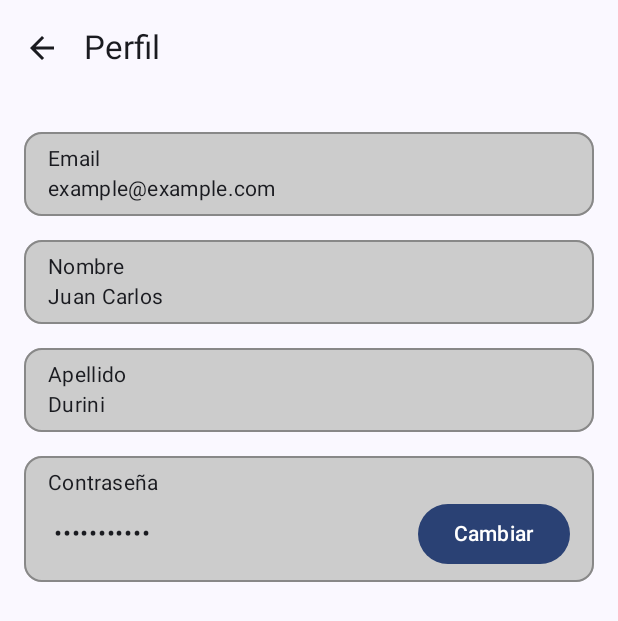
After one commit to jlope384/Proyecto-PPM, an Android app built with Jetpack Compose: the composable ProfileScreen shown on its own in the app's theme, on a phone screen of 412 x 824 dp. The commit adds this screen. Shown: the top 621 px of the screen. Run offline under Robolectric (Android 15) with nearby library versions, the light colour scheme and no system bars.

```diff
--- a/Proyecto/app/src/main/java/com/example/proyecto/layouts/ForgotPasswordScreen.kt
+++ b/Proyecto/app/src/main/java/com/example/proyecto/layouts/ForgotPasswordScreen.kt
@@ -8,6 +8,7 @@ import androidx.compose.material3.*
 import androidx.compose.runtime.*
 import androidx.compose.ui.Alignment
 import androidx.compose.ui.Modifier
+import androidx.compose.ui.graphics.Color
 import androidx.compose.ui.text.input.TextFieldValue
 import androidx.compose.ui.tooling.preview.Preview
 import androidx.compose.ui.unit.dp
@@ -43,7 +44,7 @@ fun ForgotPasswordScreen() {
             ) {
                 Card( // Usamos Card de Material Design
                     modifier = Modifier.padding(16.dp),
-                    shape = MaterialTheme.shapes.medium // Opcional: ajusta la forma si es necesario
+                    shape = MaterialTheme.shapes.medium,
                 ) {
                     Column(
                         modifier = Modifier
@@ -82,7 +83,7 @@ fun ForgotPasswordScreen() {
                                 Text("Cancel")
                             }
                             Button(onClick = { /* Handle reset password action */ }) {
-                                Text("Reset Password")
+                                Text("Reiniciar Contraseña")
                             }
                         }
                     }
--- /dev/null
+++ b/Proyecto/app/src/main/java/com/example/proyecto/layouts/ProfileScreen.kt
@@ -0,0 +1,118 @@
+package com.example.proyecto.layouts
+
+import androidx.compose.foundation.background
+import androidx.compose.foundation.border
+import androidx.compose.foundation.layout.*
+import androidx.compose.foundation.text.BasicTextField
+import androidx.compose.material.*
+import androidx.compose.material.icons.Icons
+import androidx.compose.material.icons.filled.ArrowBack
+import androidx.compose.material3.Button
+import androidx.compose.material3.ExperimentalMaterial3Api
+import androidx.compose.material3.Icon
+import androidx.compose.material3.IconButton
+import androidx.compose.material3.LocalContentColor
+import androidx.compose.material3.LocalTextStyle
+import androidx.compose.material3.MaterialTheme
+import androidx.compose.material3.Scaffold
+import androidx.compose.material3.Text
+import androidx.compose.material3.TopAppBar
+import androidx.compose.runtime.*
+import androidx.compose.ui.Alignment
+import androidx.compose.ui.Modifier
+import androidx.compose.ui.graphics.Color
+import androidx.compose.ui.text.input.PasswordVisualTransformation
+import androidx.compose.ui.text.input.VisualTransformation
+import androidx.compose.ui.tooling.preview.Preview
+import androidx.compose.ui.unit.dp
+
+@OptIn(ExperimentalMaterial3Api::class)
+@Composable
+fun ProfileScreen() {
+    Scaffold(
+        topBar = {
+            TopAppBar(
+                title = { Text(text = "Perfil") },
+                navigationIcon = {
+                    IconButton(onClick = { /* Handle back navigation */ }) {
+                        Icon(imageVector = Icons.Filled.ArrowBack, contentDescription = "Back")
+                    }
+                }
+            )
+        }
+    ) { paddingValues ->
+        Column(
+            modifier = Modifier
+                .fillMaxSize()
+                .padding(paddingValues)
+                .padding(16.dp)
+        ) {
+            ProfileItem(label = "Email", value = "example@example.com")
+            ProfileItem(label = "Nombre", value = "Juan Carlos")
+            ProfileItem(label = "Apellido", value = "Durini")
+            ProfileItem(label = "Contraseña", value = "***********", isPassword = true)
+        }
+    }
+}
+
+@Composable
+fun ProfileItem(label: String, value: String, isPassword: Boolean = false) {
+    Box(
+        modifier = Modifier
+            .fillMaxWidth() // Asegura que la Box ocupe todo el ancho disponible
+            .padding(vertical = 8.dp) // Añade un poco de padding vertical para separación
+            .background(color = Color.LightGray, shape = MaterialTheme.shapes.medium) // Añade un fondo gris claro a cada ítem
+            .border(1.dp, Color.Gray, shape = MaterialTheme.shapes.medium) // Añade un borde gris claro a cada ítem
+    ) {
+        Column(
+            modifier = Modifier.padding(horizontal = 16.dp, vertical = 8.dp) // Padding interno para cada ítem
+        ) {
+            Text(
+                text = label,
+                style = MaterialTheme.typography.bodyMedium,
+                modifier = Modifier.align(Alignment.Start) // Alinea el texto a la izquierda dentro del Column
+            )
+            if (isPassword) {
+                Row(verticalAlignment = Alignment.CenterVertically) {
+                    BasicTextField(
+                        value = value,
+                        onValueChange = {}, // No cambiamos el valor
+                        readOnly = true, // Hace que sea de solo lectura
+                        visualTransformation = PasswordVisualTransformation(), // Oculta el texto
+                        textStyle = LocalTextStyle.current.copy(color = LocalContentColor.current),
+                        modifier = Modifier.weight(1f),
+                        decorationBox = { innerTextField ->
+                            Box(modifier = Modifier
+                                .padding(horizontal = 4.dp),
+                                contentAlignment = Alignment.CenterStart) {
+                                if (value.isEmpty()) {
+                                    Text("Ingrese una contraseña", style = MaterialTheme.typography.bodyMedium)
+                                } else {
+                                    innerTextField() // Muestra el textField modificado
+                                }
+                            }
+                        }
+                    )
+                    Button(onClick = { /* Handle change password */ }) {
+                        Text("Cambiar")
+                    }
+                }
+            } else {
+                Text(
+                    text = value,
+                    style = MaterialTheme.typography.bodyMedium,
+                    modifier = Modifier.align(Alignment.Start) // Alinea el texto a la izquierda dentro del Column
+                )
+            }
+        }
+    }
+}
+
+
+@Preview(showBackground = true)
+@Composable
+fun PreviewProfileScreen() {
+    MaterialTheme {
+        ProfileScreen()
+    }
+}
```
